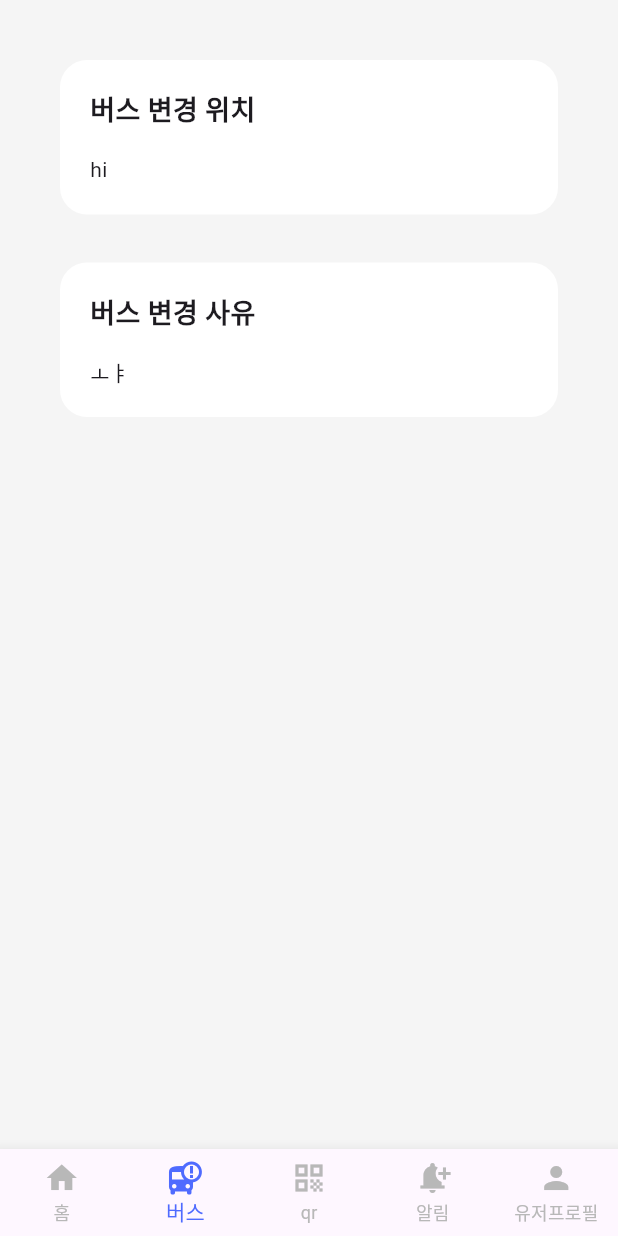
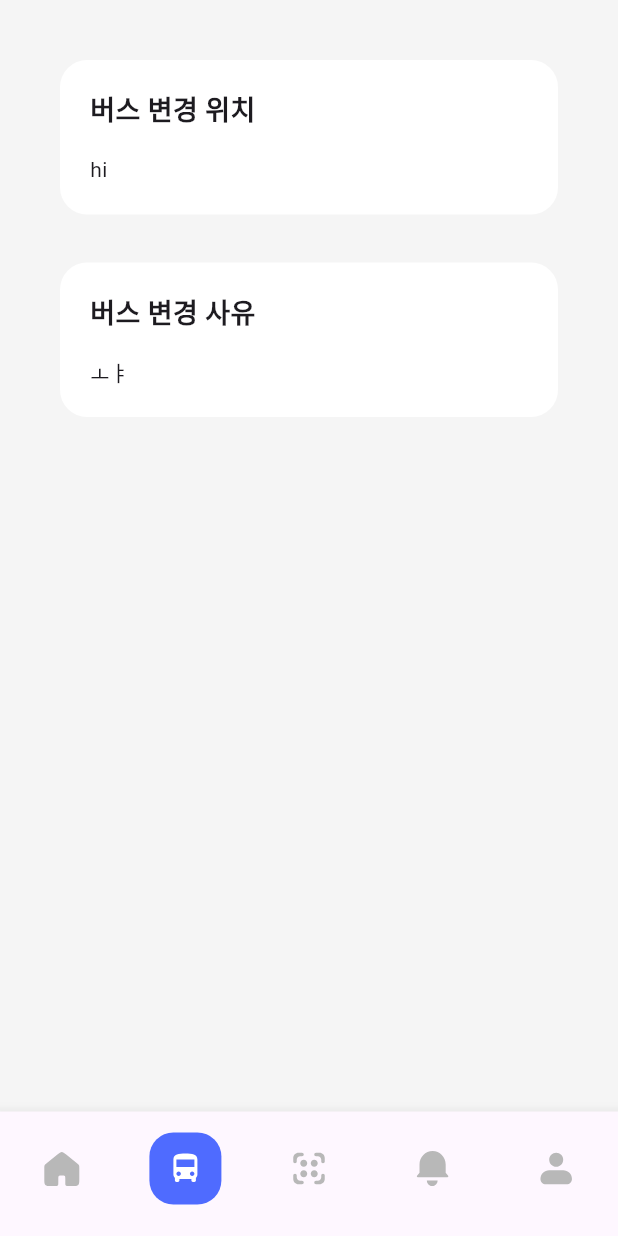
Before and after one commit to TeamBlick/app, a Flutter app: the HomeScreen screen opened directly, item 2 of the bottom bar chosen, on a phone screen of 412 x 824 dp. Run offline on Flutter 3.47's test engine with Material 3 defaults, Android fonts, the phone set to English and light mode, and no system bars; our stand-ins replace flutter_svg.

Commit message:
Refactor: migrate HomeScreen navigation to PageView + PageController

```diff
--- a/lib/screens/home/tabs/bus_tab.dart
+++ b/lib/screens/home/tabs/bus_tab.dart
@@ -2,8 +2,13 @@ import 'package:flutter/material.dart';
 import '../../../widgets/app_logo_header.dart';
 import '../../../widgets/section_card.dart';
 
-class BusTab extends StatelessWidget {
+class BusTab extends StatefulWidget {
   const BusTab({super.key});
+  @override
+  State<BusTab> createState() => _BusTabState();
+}
+
+class _BusTabState extends State<BusTab> {
 
   @override
   Widget build(BuildContext context) {
@@ -12,8 +17,8 @@ class BusTab extends StatelessWidget {
       child: Column(
         children: const [
           SectionCard(title: "버스 변경 위치", child: Text("hi")),
-          const SizedBox(height: 32,),
-          SectionCard(title: "버스 변경 사유",child: Text("ㅗㅑ"),)
+          const SizedBox(height: 32),
+          SectionCard(title: "버스 변경 사유", child: Text("ㅗㅑ")),
         ],
       ),
     );
--- a/lib/screens/home_screen.dart
+++ b/lib/screens/home_screen.dart
@@ -14,6 +14,7 @@ class HomeScreen extends StatefulWidget {
 }
 
 class _HomeScreenState extends State<HomeScreen> {
+  final PageController _pageController = PageController();
   int currentIndex = 0; // 탭 인덱스 상태
 
   final pages = const [
@@ -25,16 +26,29 @@ class _HomeScreenState extends State<HomeScreen> {
   ];
 
   @override
+  void dispose() {
+    _pageController.dispose();
+    super.dispose();
+  }
+
+  @override
   Widget build(BuildContext context) {
     return Scaffold(
       backgroundColor: const Color.fromRGBO(245, 245, 245, 1),
-      body: IndexedStack(
-        index: currentIndex,
+      body: PageView(
+        controller: _pageController,
+        onPageChanged: (index) => setState(() => currentIndex = index),
         children: pages,
       ),
       bottomNavigationBar: BottomNav(
         currentIndex: currentIndex,
-        onTap: (index) => setState(() => currentIndex = index),
+        onTap: (index) {
+          _pageController.animateToPage(
+            index,
+            duration: const Duration(milliseconds: 250),
+            curve: Curves.easeOut,
+          );
+        },
       ),
     );
   }
--- a/lib/widgets/bottom_nav.dart
+++ b/lib/widgets/bottom_nav.dart
@@ -1,4 +1,5 @@
 import 'package:flutter/material.dart';
+import 'package:flutter_svg/flutter_svg.dart';
 
 enum BottomTab { home, bus, scan, alerts, profile }
 
@@ -10,14 +11,14 @@ class BottomNav extends StatelessWidget {
   });
 
   final int currentIndex;
-  final ValueChanged<int> onTap;
+  final ValueChanged<int> onTap; //탭 변경 시 호출되는 콜백
 
-  static const _items = [
-    BottomNavigationBarItem(icon: Icon(Icons.home), label: '홈'),
-    BottomNavigationBarItem(icon: Icon(Icons.bus_alert), label: '버스'),
-    BottomNavigationBarItem(icon: Icon(Icons.qr_code), label: 'qr'),
-    BottomNavigationBarItem(icon: Icon(Icons.notification_add), label: '알림'),
-    BottomNavigationBarItem(icon: Icon(Icons.person), label: '유저프로필'),
+  static const _iconPaths = [
+    'assets/icons/home.svg',
+    'assets/icons/mdi_bus.svg',
+    'assets/icons/gg_qr.svg',
+    'assets/icons/bell.svg',
+    'assets/icons/iconamoon_profile-fill.svg',
   ];
 
   @override
@@ -27,11 +28,59 @@ class BottomNav extends StatelessWidget {
       child: BottomNavigationBar(
         currentIndex: currentIndex,
         onTap: onTap,
-        type: BottomNavigationBarType.fixed,
+        type: BottomNavigationBarType.fixed, // 고정형 네비게이션
+        showSelectedLabels: false, // 라벨 숨김
+        showUnselectedLabels: false, //라벨 숨김
         selectedItemColor: const Color(0xFF4F6BFF),
         unselectedItemColor: const Color(0xFFB8B8B8),
-        items: _items,
+        items: List.generate(_iconPaths.length, (index) {
+          final isActive = index == currentIndex; //현재 눌렸는지 확인
+          final path = _iconPaths[index]; // 아이콘 경로
+          return BottomNavigationBarItem(
+            label: '',
+            icon: _InactiveIcon(path),
+            activeIcon: _ActiveIcon(path),
+          );
+        }),
       ),
     );
   }
 }
+
+class _InactiveIcon extends StatelessWidget {
+  const _InactiveIcon(this.assetPath);
+  final String assetPath;
+
+  @override
+  Widget build(BuildContext context) {
+    return SvgPicture.asset(
+      assetPath,
+      width: 28,
+      height: 28,
+      colorFilter: const ColorFilter.mode(Color(0xFFB8B8B8), BlendMode.srcIn),
+    );
+  }
+}
+
+class _ActiveIcon extends StatelessWidget {
+  const _ActiveIcon(this.assetPath);
+  final String assetPath;
+
+  @override
+  Widget build(BuildContext context) {
+    return Container
+    (
+      padding: const EdgeInsets.all(12),
+      decoration: BoxDecoration(
+        color: const Color(0xFF4F6BFF),
+        borderRadius: BorderRadius.circular(16),
+      ),
+      child: SvgPicture.asset(
+        assetPath,
+        width: 24,
+        height: 24,
+        colorFilter: const ColorFilter.mode(Colors.white, BlendMode.srcIn),
+      ),
+    );
+  }
+}
--- a/pubspec.yaml
+++ b/pubspec.yaml
@@ -34,6 +34,7 @@ dependencies:
   # The following adds the Cupertino Icons font to your application.
   # Use with the CupertinoIcons class for iOS style icons.
   cupertino_icons: ^1.0.8
+  flutter_svg: ^2.0.10+1
 
 dev_dependencies:
   flutter_test:
@@ -55,6 +56,7 @@ flutter: # (이 줄은 왼쪽 끝에 붙어 있음)
 
   assets: # (스페이스 2칸)
     - assets/images/App_Logo.png # (스페이스 4칸)
+    - assets/icons/ # SVG 아이콘 경로
 
   # An image asset can refer to one or more resolution-specific "variants", see
   # https://flutter.dev/to/resolution-aware-images
```
Also changed, not shown: assets/icons/bell.svg (added), assets/icons/gg_qr.svg (added), assets/icons/home.svg (added), assets/icons/iconamoon_profile-fill.svg (added), assets/icons/mdi_bus.svg (added), pubspec.lock.
